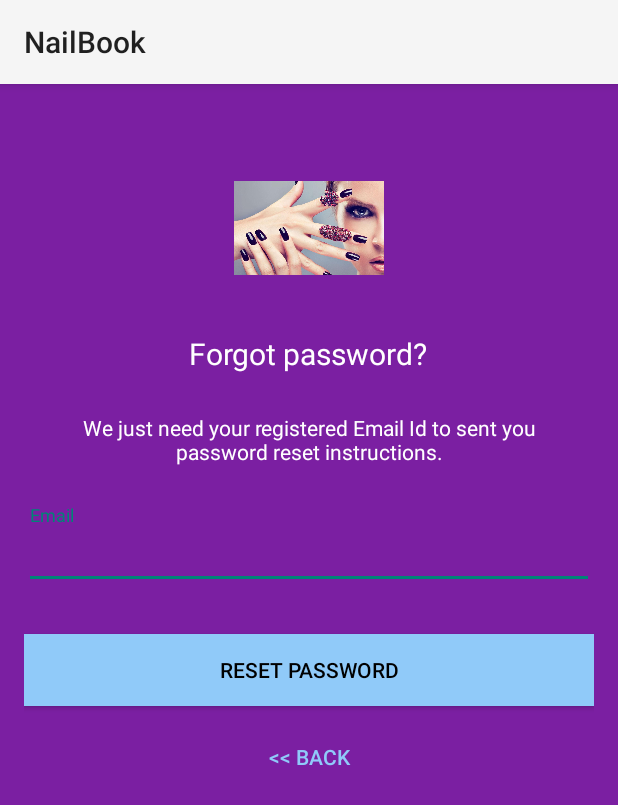
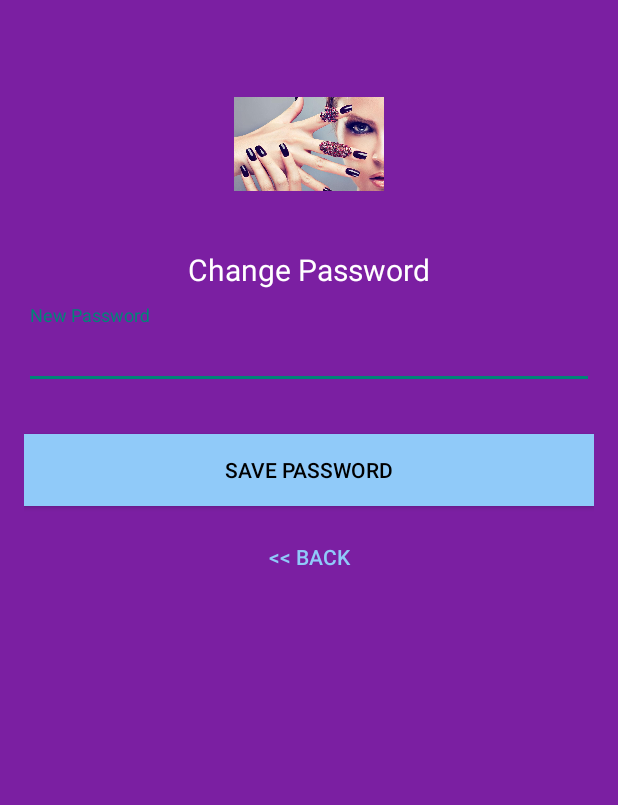
Before and after one commit to romiinger/NailBook, an Android app: the ResetPasswordActivity screen opened directly, with no data from a screen before it, on a phone screen of 412 x 824 dp. Shown: the top 805 px of the screen. Run offline under Robolectric (Android 15) with nearby library versions, the phone set to English and light mode, and no system bars; our stand-ins replace Firebase (no records; nobody signed in at launch, a user with empty details on screens opened directly).

Commit message:
add activity reset password

```diff
--- a/app/src/main/AndroidManifest.xml
+++ b/app/src/main/AndroidManifest.xml
@@ -33,7 +33,7 @@
         </activity>
         <activity
             android:name=".ResetPasswordActivity"
-            android:theme="@style/Theme.AppCompat.Light">
+            android:theme="@style/Theme.AppCompat.Light.NoActionBar">
         </activity>
         <activity
             android:name=".activity_user"
--- a/app/src/main/java/romiinger/nailbook/MainActivity.java
+++ b/app/src/main/java/romiinger/nailbook/MainActivity.java
@@ -54,7 +54,6 @@ public class MainActivity extends AppCompatActivity implements NavigationView.On
 
             @Override
             public void onClick(View view) {
-                //setContentView(R.layout.activity_signup);
                 setContentView(R.layout.activity_login);
 
             }
--- a/app/src/main/java/romiinger/nailbook/ResetPasswordActivity.java
+++ b/app/src/main/java/romiinger/nailbook/ResetPasswordActivity.java
@@ -1,9 +1,12 @@
 package romiinger.nailbook;
 
+import android.content.Intent;
 import android.os.Bundle;
 import android.support.annotation.NonNull;
+import android.support.design.widget.TextInputLayout;
 import android.support.v7.app.AppCompatActivity;
 import android.text.TextUtils;
+import android.util.Log;
 import android.view.View;
 import android.widget.Button;
 import android.widget.EditText;
@@ -13,29 +16,36 @@ import android.widget.Toast;
 import com.google.android.gms.tasks.OnCompleteListener;
 import com.google.android.gms.tasks.Task;
 import com.google.firebase.auth.FirebaseAuth;
+import com.google.firebase.auth.FirebaseUser;
 
 public class ResetPasswordActivity extends AppCompatActivity {
 
-    private EditText inputEmail;
+    private TextInputLayout inputPassword;
     private Button btnReset, btnBack;
-    private FirebaseAuth auth;
+   //private FirebaseUser user;
     private ProgressBar progressBar;
+    private UserAdapterFirebase user;
+    private static final String TAG = "ResetPasswordActivity";
+
 
     @Override
     protected void onCreate(Bundle savedInstanceState) {
         super.onCreate(savedInstanceState);
         setContentView(R.layout.activity_reset_password);
+        Log.d(TAG,"Create activity reset password");
 
-        inputEmail = (EditText) findViewById(R.id.email);
+        inputPassword = (TextInputLayout) findViewById(R.id.passwordInputLayout);
         btnReset = (Button) findViewById(R.id.btn_reset_password);
         btnBack = (Button) findViewById(R.id.btn_back);
         progressBar = (ProgressBar) findViewById(R.id.progressBar);
 
-        auth = FirebaseAuth.getInstance();
 
         btnBack.setOnClickListener(new View.OnClickListener() {
             @Override
             public void onClick(View v) {
+                //setContentView(R.layout.profile_activity);
+                Intent intent = new Intent(ResetPasswordActivity.this, MainActivity.class);
+                startActivity(intent);
                 finish();
             }
         });
@@ -43,28 +53,16 @@ public class ResetPasswordActivity extends AppCompatActivity {
         btnReset.setOnClickListener(new View.OnClickListener() {
             @Override
             public void onClick(View v) {
+                Log.d(TAG,"Button Reset Passwor is clicked");
 
-                String email = inputEmail.getText().toString().trim();
-
-                if (TextUtils.isEmpty(email)) {
+                String password = inputPassword.getEditText().getText().toString();
+                Log.d(TAG,"the password input is: "+ password);
+                if (TextUtils.isEmpty(password)) {
                     Toast.makeText(getApplication(), "Enter your registered email id", Toast.LENGTH_SHORT).show();
                     return;
                 }
-
-                progressBar.setVisibility(View.VISIBLE);
-                auth.sendPasswordResetEmail(email)
-                        .addOnCompleteListener(new OnCompleteListener<Void>() {
-                            @Override
-                            public void onComplete(@NonNull Task<Void> task) {
-                                if (task.isSuccessful()) {
-                                    Toast.makeText(ResetPasswordActivity.this, "We have sent you instructions to reset your password!", Toast.LENGTH_SHORT).show();
-                                } else {
-                                    Toast.makeText(ResetPasswordActivity.this, "Failed to send reset email!", Toast.LENGTH_SHORT).show();
-                                }
-
-                                progressBar.setVisibility(View.GONE);
-                            }
-                        });
+                FirebaseUtil firebaseUtil = new FirebaseUtil();
+                firebaseUtil.resetPassword(password);
             }
         });
     }
--- a/app/src/main/java/romiinger/nailbook/UserAdapterFirebase.java
+++ b/app/src/main/java/romiinger/nailbook/UserAdapterFirebase.java
@@ -107,4 +107,5 @@ public class UserAdapterFirebase {
             }
         });
     }
+
 }
--- a/app/src/main/res/layout/activity_reset_password.xml
+++ b/app/src/main/res/layout/activity_reset_password.xml
@@ -30,32 +30,23 @@
             android:layout_height="wrap_content"
             android:layout_gravity="center_horizontal"
             android:padding="10dp"
-            android:text="@string/lbl_forgot_password"
+            android:text="@string/change_password"
             android:textColor="@android:color/white"
             android:textSize="20dp" />
 
-        <TextView
-            android:layout_width="wrap_content"
-            android:layout_height="wrap_content"
-            android:layout_marginBottom="10dp"
-            android:gravity="center_horizontal"
-            android:padding="@dimen/activity_horizontal_margin"
-            android:text="@string/forgot_password_msg"
-            android:textColor="@android:color/white"
-            android:textSize="14dp" />
-
         <android.support.design.widget.TextInputLayout
             android:layout_width="match_parent"
+            android:id="@+id/passwordInputLayout"
             android:layout_height="wrap_content">
 
             <EditText
-                android:id="@+id/email"
+                android:id="@+id/password"
                 android:layout_width="match_parent"
                 android:layout_height="wrap_content"
                 android:layout_marginBottom="10dp"
                 android:layout_marginTop="20dp"
-                android:hint="@string/hint_email"
-                android:inputType="textEmailAddress"
+                android:hint="@string/hintNewPassword"
+                android:inputType="textPassword"
                 android:textColor="@android:color/white"
                 android:textColorHint="@android:color/white" />
         </android.support.design.widget.TextInputLayout>
@@ -68,7 +59,7 @@
             android:layout_height="wrap_content"
             android:layout_marginTop="20dip"
             android:background="@color/colorAccent"
-            android:text="@string/btn_reset_password"
+            android:text="@string/btn_savePassword"
             android:textColor="@android:color/black" />
 
         <Button
--- a/app/src/main/res/values/strings.xml
+++ b/app/src/main/res/values/strings.xml
@@ -39,6 +39,7 @@
     <string name="minimum_password">Password too short, enter minimum 6 characters!</string>
     <string name="auth_failed">Authentication failed, check your email and password or sign up</string>
     <string name="change_email">Change Email</string>
+
     <string name="change_password">Change Password</string>
     <string name="send_password_reset_email">Send Password reset email</string>
     <string name="remove_user">Remove user</string>
@@ -46,14 +47,17 @@
     <string name="title_activity_profile">NailBook</string>
     <string name="title_activity_login">Sign in</string>
     <string name="hint_email">Email</string>
+    <string name="hintNewPassword">New Password</string>
     <string name="hint_password">Password</string>
     <string name="hint_name">Full name</string>
     <string name="btn_login">LOGIN</string>
+    <string name="btn_reset_password">Reset Password</string>
+
     <string name="btn_link_to_register">Not a member? Get registered in NailBook now!</string>
     <string name="btn_link_to_login">Already registered. Login Me!</string>
     <string name="title_activity_reset_password">ResetPasswordActivity</string>
     <string name="btn_forgot_password">Forgot your password?</string>
-    <string name="btn_reset_password">Reset Password</string>
+    <string name="btn_savePassword">Save Password</string>
     <string name="btn_back"><![CDATA[<< Back]]></string>
     <string name="hint_new_email">New Email</string>
     <string name="btn_change">Change</string>
```
Also changed, not shown: app/src/main/java/romiinger/nailbook/FirebaseUtil.java (+18 -1 lines), app/src/main/java/romiinger/nailbook/ProfileUserActivity.java (+13 -7 lines).
